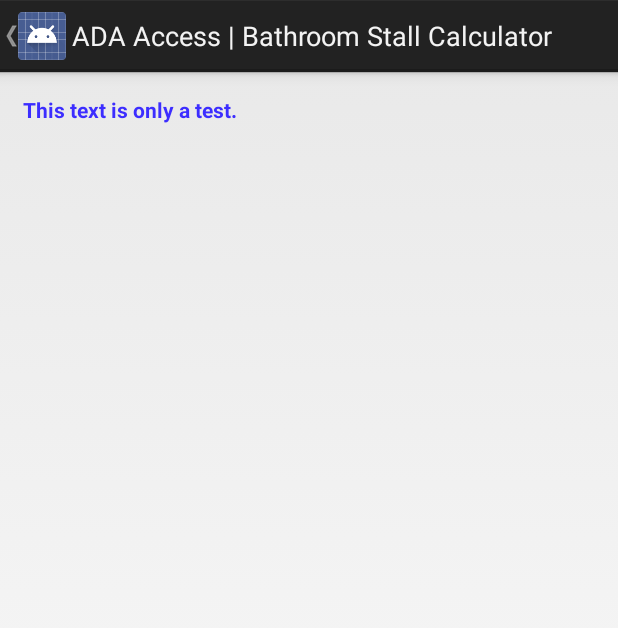
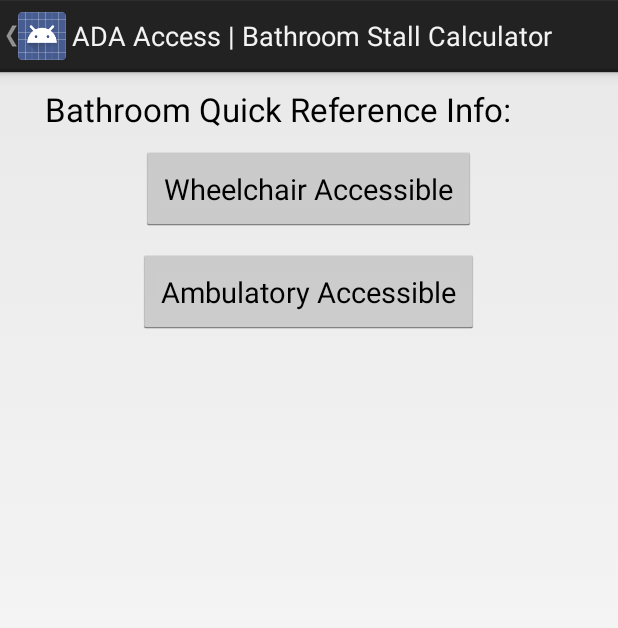
Before and after one commit to SCCapstone/ADAUSC, an Android app: the CalcBathroom screen opened directly, with no data from a screen before it, on a phone screen of 412 x 824 dp. Shown: the top 628 px of the screen. Run offline under Robolectric (Android 15) with nearby library versions, the phone set to English and light mode, and no system bars.

Commit message:
Bathroom Quick Reference
Added the bathroom quick reference page to the Calculator/Quick
Reference section including two buttons and information.

```diff
--- a/app/src/main/java/edu/sc/cse/adausc/CalcBathroom.java
+++ b/app/src/main/java/edu/sc/cse/adausc/CalcBathroom.java
@@ -20,6 +20,9 @@ import android.widget.EditText;
  */
 public class CalcBathroom extends Activity{
 
+    private Button btnWheelchair;
+    private Button btnAmbulatory;
+
     @Override
     protected void onCreate(Bundle savedInstanceState) {
         super.onCreate(savedInstanceState);
@@ -27,5 +30,56 @@ public class CalcBathroom extends Activity{
 
         //enable return to home from action bar
         getActionBar().setDisplayHomeAsUpEnabled(true);
+
+        //set up buttons
+        btnWheelchair = (Button) findViewById(R.id.btnWC);
+        btnAmbulatory = (Button) findViewById(R.id.btnAmb);
+
+        btnWheelchair.setOnClickListener(new View.OnClickListener() {
+            @Override
+            public void onClick(View viewWC) {
+                TextView txtWheel = (TextView) findViewById(R.id.infoText);
+                txtWheel.setVisibility(View.VISIBLE);
+                txtWheel.setText("Wheelchair Accessible Bathroom Stalls: \n" +
+                        "\n" +
+                        "*Toilets must be positioned with a wall to the rear and to one side. \n" +
+                        "\n" +
+                        "*The center of the toilet must be 16 to 18 inches from the side wall or partition. \n" +
+                        "\n" +
+                        "*Clearance must be 60 inches minimum perpendicular from the side wall and 56 inches minimum perpendicular from the rear wall for wall hung toilets or 59 inches minimum for floor mounted toilets. For children, the stall should be 60 inches wide and 59 inches deep minimum. \n" +
+                        "\n" +
+                        "*Seat height must be 17 inches minimum and 19 inches maximum from the floor for adults.\n" +
+                        "\n" +
+                        "*The side wall grab bar must be 42 inches long minimum and be placed a maximum of 12 inches from the rear wall.\n" +
+                        "\n" +
+                        "*The rear wall grab bar must be 36 inches long minimum and extend from the center of the toilet 12 inches minimum on one side and 24 inches on the other. \n" +
+                        "\n" +
+                        "*Doors can only be in the front or side partition of the stall. They must open outward, be 32 or 36 inches wide, be self-closing and a maximum of 4 inches from the side wall or partition farthest from the toilet. \n");
+            }
+        });
+
+        btnAmbulatory.setOnClickListener(new View.OnClickListener() {
+            @Override
+            public void onClick(View viewAmb) {
+                TextView txtAmb = (TextView) findViewById(R.id.infoText);
+                txtAmb.setVisibility(View.VISIBLE);
+                txtAmb.setText("Ambulatory Bathroom Stalls:\n" +
+                        "\n" +
+                        "*Ambulatory stalls are for people who walk with the assistance of canes or crutches.\n" +
+                        "\n" +
+                        "*Center of the toilet must be 17 to 19 inches from the side wall or partition. \n" +
+                        "\n" +
+                        "*Seat height must be 11 inches minimum and 17 inches maximum from the floor.\n" +
+                        "\n" +
+                        "*Toilets must be positioned with a wall to the rear and on each side.\n" +
+                        "\n" +
+                        "*Stall must have a depth of 60 inches minimum (from the back wall to the partition/door) and width of 35 inches minimum and 37 inches maximum. \n" +
+                        "\n" +
+                        "*Grab bars on each side of the stall. Each bar should measure 42 inches long minimum and be located a maximum of 12 inches from the rear wall.\n" +
+                        "\n" +
+                        "*Doors must swing outward, be self-closing, and have a 32 inch door. \n");
+            }
+        });
+
     }
 }
--- a/app/src/main/res/layout/activity_c_bathroom.xml
+++ b/app/src/main/res/layout/activity_c_bathroom.xml
@@ -6,15 +6,62 @@
     <TextView
         android:layout_width="wrap_content"
         android:layout_height="wrap_content"
-        android:text="@string/testing"
+        android:textAppearance="?android:attr/textAppearanceLarge"
+        android:text="Bathroom Quick Reference Info:"
         android:id="@+id/textTesting"
-        android:layout_gravity="center_horizontal"
-        android:textColor="#ff3c2dff"
-        android:textStyle="bold"
-        android:padding="15dp"
+        android:layout_alignParentTop="true"
+        android:layout_alignParentLeft="true"
+        android:layout_alignParentStart="true"
         android:layout_alignParentRight="true"
         android:layout_alignParentEnd="true"
-        android:layout_alignParentLeft="true"
-        android:layout_alignParentStart="true"
-        android:textAlignment="center" />
+        android:textAlignment="center"
+        android:paddingLeft="30dp"
+        android:paddingTop="10dp"
+        android:paddingRight="10dp"
+        android:paddingBottom="10dp" />
+
+    <Button
+        android:layout_width="wrap_content"
+        android:layout_height="wrap_content"
+        android:text="Wheelchair Accessible"
+        android:id="@+id/btnWC"
+        android:padding="15sp"
+        android:layout_below="@+id/textTesting"
+        android:layout_centerHorizontal="true"
+        android:textSize="19sp" />
+
+    <Button
+        android:layout_width="wrap_content"
+        android:layout_height="wrap_content"
+        android:text="Ambulatory Accessible"
+        android:id="@+id/btnAmb"
+        android:padding="15sp"
+        android:textSize="19sp"
+        android:layout_below="@+id/btnWC"
+        android:layout_centerHorizontal="true"
+        android:layout_marginTop="12sp" />
+
+    <ScrollView xmlns:android="http://schemas.android.com/apk/res/android"
+        android:layout_width="fill_parent"
+        android:layout_height="wrap_content"
+        android:id="@+id/scrollViewInfo"
+        android:fillViewport="true"
+        android:scrollbars = "vertical"
+        android:layout_below="@+id/btnAmb"
+        android:layout_alignParentStart="false"
+        android:layout_marginTop="15sp">
+
+        <TextView
+            android:layout_width="fill_parent"
+            android:layout_height="wrap_content"
+            android:text="@string/calc_park_inst"
+            android:id="@+id/infoText"
+            android:textSize="19sp"
+            android:visibility="invisible"
+            android:padding="15dp"
+            >
+        </TextView>
+    </ScrollView>
+
+
 </RelativeLayout>
```
Also changed, not shown: app/src/main/res/layout/activity_c_doors.xml (+11 -5 lines), app/src/main/res/layout/activity_c_hallways.xml (+13 -3 lines), app/src/main/res/layout/activity_c_ramps.xml (+13 -3 lines).
